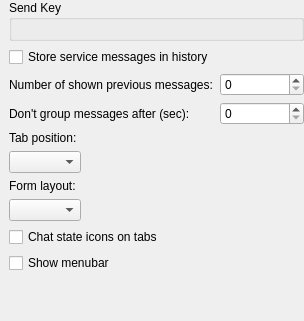
Qt form src/corelayers/adiumchat/chatforms/tabbedchatform/settings/tabbedchatbehavior.ui (euroelessar/qutim) before a commit.
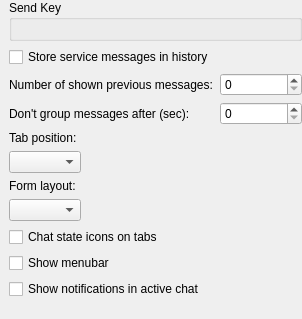
The same form after that commit.

What changed in the file:
```diff
--- a/src/corelayers/adiumchat/chatforms/tabbedchatform/settings/tabbedchatbehavior.ui
+++ b/src/corelayers/adiumchat/chatforms/tabbedchatform/settings/tabbedchatbehavior.ui
@@ -6,8 +6,8 @@
    <rect>
     <x>0</x>
     <y>0</y>
-    <width>304</width>
-    <height>321</height>
+    <width>302</width>
+    <height>319</height>
    </rect>
   </property>
   <property name="windowTitle">
@@ -114,6 +114,13 @@
      <layout class="QGridLayout" name="gridLayout_2"/>
     </widget>
    </item>
+   <item row="10" column="0">
+    <widget class="QCheckBox" name="notifyBox">
+     <property name="text">
+      <string>Show notifications in active chat</string>
+     </property>
+    </widget>
+   </item>
   </layout>
  </widget>
  <resources/>
```
